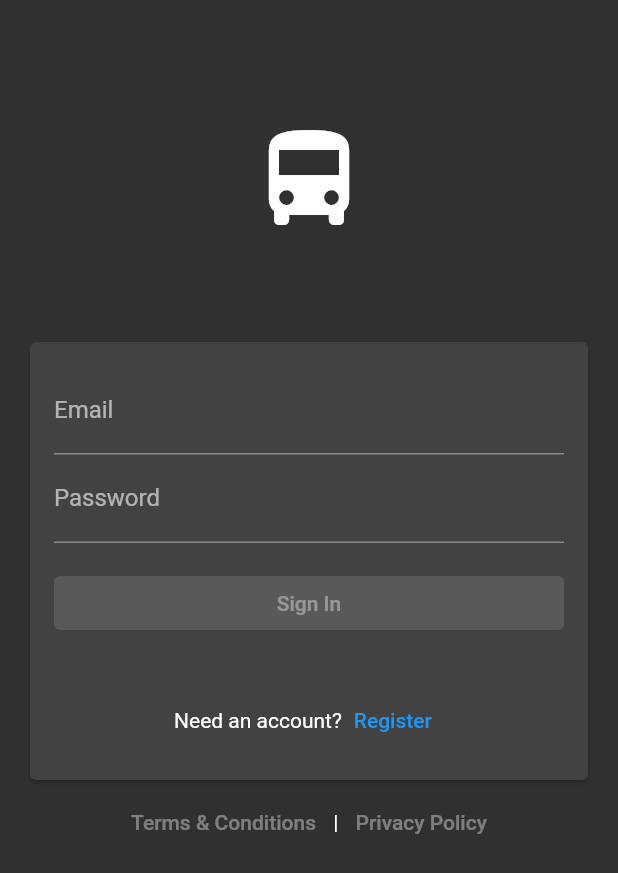
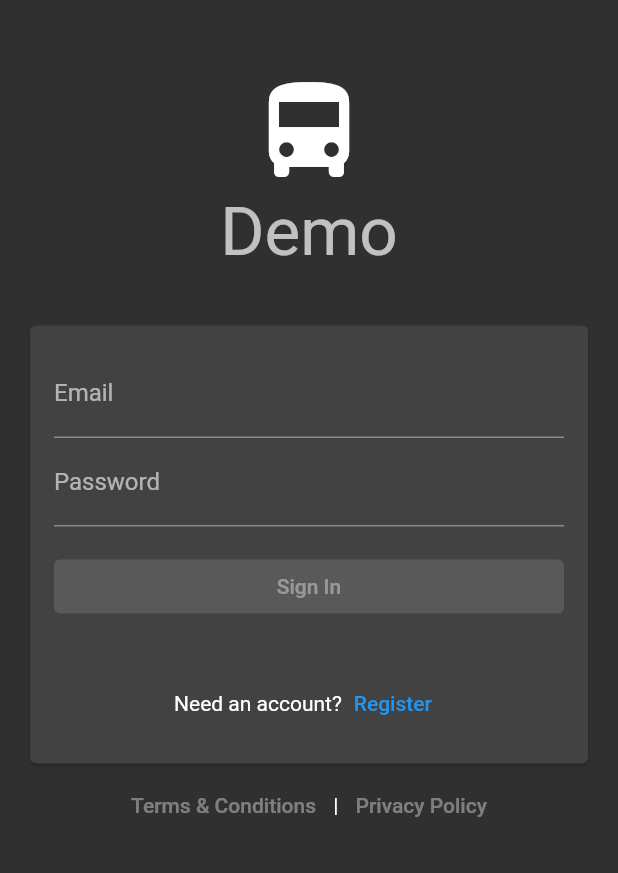
Before and after one commit to danialothman/bonjaur_demo, a Flutter app: the screen it shows after launch, on a phone screen of 412 x 824 dp. Shown: the top 873 px of the screen. Run offline on Flutter 3.47's test engine with Material 2 defaults, Android fonts, the light colour scheme and no system bars.

Commit message:
Update home_screen.dart

```diff
--- a/lib/src/views/home_screen.dart
+++ b/lib/src/views/home_screen.dart
@@ -20,11 +20,19 @@ class _HomeScreenState extends State<HomeScreen> {
               child: Column(
                 mainAxisAlignment: MainAxisAlignment.center,
                 children: <Widget>[
-                  const Padding(
-                    padding: EdgeInsets.all(64.0),
-                    child: Icon(
-                      Icons.directions_bus,
-                      size: 80,
+                  Padding(
+                    padding: const EdgeInsets.all(32.0),
+                    child: Column(
+                      children: [
+                        const Icon(
+                          Icons.directions_bus,
+                          size: 80,
+                        ),
+                        Text(
+                          "Demo",
+                          style: Theme.of(context).textTheme.displaySmall,
+                        ),
+                      ],
                     ),
                   ),
                   Card(
```
